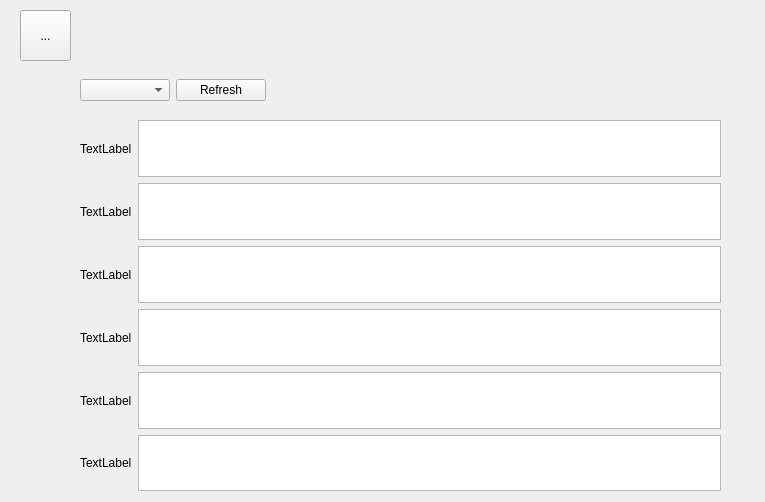
This is King_Project/messagesform.ui in greg-maceachern12/MicroManage as Qt 5 draws it before an edit. The edited form follows.
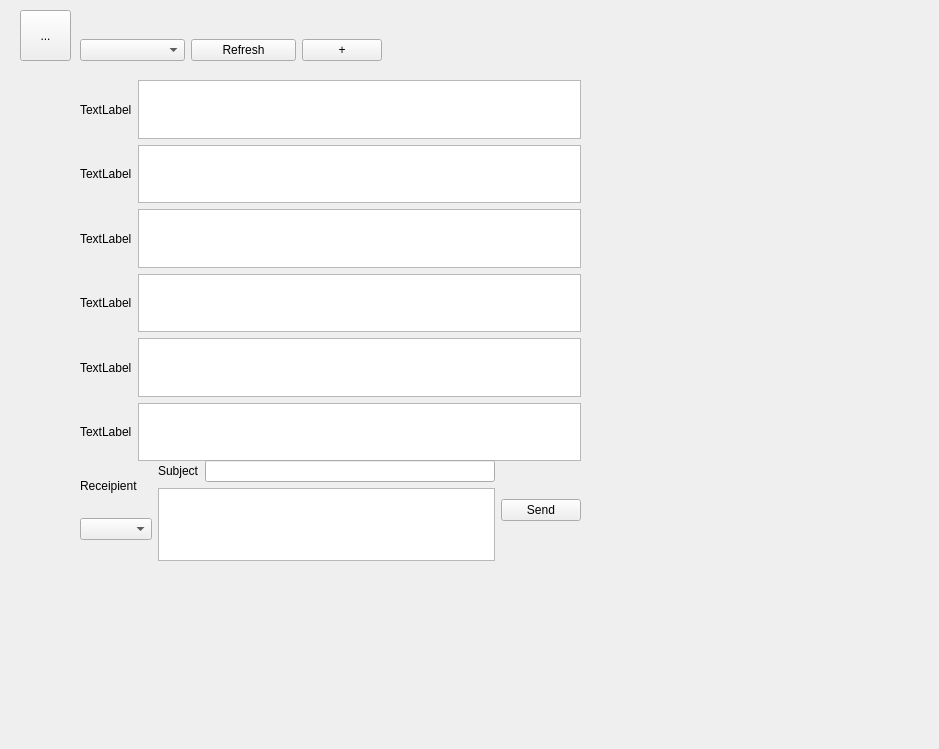
This is the edited form.

Commit message: added sending message functionality nad user selection for message sending, cleared database, added time retrieval funcitonality

The edit to the form file:
```diff
--- a/King_Project/messagesform.ui
+++ b/King_Project/messagesform.ui
@@ -6,8 +6,8 @@
    <rect>
     <x>0</x>
     <y>0</y>
-    <width>765</width>
-    <height>502</height>
+    <width>939</width>
+    <height>749</height>
    </rect>
   </property>
   <property name="windowTitle">
@@ -30,8 +30,8 @@
    <property name="geometry">
     <rect>
      <x>80</x>
-     <y>70</y>
-     <width>186</width>
+     <y>30</y>
+     <width>302</width>
      <height>41</height>
     </rect>
    </property>
@@ -46,25 +46,47 @@
       </property>
      </widget>
     </item>
+    <item>
+     <widget class="QPushButton" name="pushButton">
+      <property name="sizePolicy">
+       <sizepolicy hsizetype="Fixed" vsizetype="Fixed">
+        <horstretch>0</horstretch>
+        <verstretch>0</verstretch>
+       </sizepolicy>
+      </property>
+      <property name="text">
+       <string>+</string>
+      </property>
+     </widget>
+    </item>
    </layout>
   </widget>
   <widget class="QWidget" name="gridLayoutWidget">
    <property name="geometry">
     <rect>
      <x>80</x>
-     <y>120</y>
-     <width>641</width>
-     <height>371</height>
+     <y>80</y>
+     <width>501</width>
+     <height>381</height>
     </rect>
    </property>
    <layout class="QGridLayout" name="gridLayout">
-    <item row="0" column="0">
-     <widget class="QLabel" name="label1">
-      <property name="text">
-       <string>TextLabel</string>
+    <item row="2" column="2">
+     <widget class="QPlainTextEdit" name="message3"/>
+    </item>
+    <item row="5" column="2">
+     <widget class="QPlainTextEdit" name="message6">
+      <property name="sizePolicy">
+       <sizepolicy hsizetype="Expanding" vsizetype="Expanding">
+        <horstretch>0</horstretch>
+        <verstretch>0</verstretch>
+       </sizepolicy>
       </property>
      </widget>
     </item>
+    <item row="4" column="2">
+     <widget class="QPlainTextEdit" name="message5"/>
+    </item>
     <item row="3" column="0">
      <widget class="QLabel" name="label4">
       <property name="text">
@@ -72,12 +94,8 @@
       </property>
      </widget>
     </item>
-    <item row="4" column="0">
-     <widget class="QLabel" name="label5">
-      <property name="text">
-       <string>TextLabel</string>
-      </property>
-     </widget>
+    <item row="0" column="2">
+     <widget class="QPlainTextEdit" name="message1"/>
     </item>
     <item row="2" column="0">
      <widget class="QLabel" name="label3">
@@ -86,6 +104,19 @@
       </property>
      </widget>
     </item>
+    <item row="1" column="2">
+     <widget class="QPlainTextEdit" name="message2"/>
+    </item>
+    <item row="3" column="2">
+     <widget class="QPlainTextEdit" name="message4"/>
+    </item>
+    <item row="4" column="0">
+     <widget class="QLabel" name="label5">
+      <property name="text">
+       <string>TextLabel</string>
+      </property>
+     </widget>
+    </item>
     <item row="1" column="0">
      <widget class="QLabel" name="label2">
       <property name="text">
@@ -100,23 +131,79 @@
       </property>
      </widget>
     </item>
-    <item row="1" column="1">
-     <widget class="QPlainTextEdit" name="message2"/>
+    <item row="0" column="0">
+     <widget class="QLabel" name="label1">
+      <property name="text">
+       <string>TextLabel</string>
+      </property>
+     </widget>
     </item>
-    <item row="2" column="1">
-     <widget class="QPlainTextEdit" name="message3"/>
+   </layout>
+  </widget>
+  <widget class="QWidget" name="horizontalLayoutWidget_2">
+   <property name="geometry">
+    <rect>
+     <x>80</x>
+     <y>460</y>
+     <width>501</width>
+     <height>101</height>
+    </rect>
+   </property>
+   <layout class="QHBoxLayout" name="horizontalLayout_4">
+    <item>
+     <layout class="QVBoxLayout" name="verticalLayout_3">
+      <item>
+       <widget class="QLabel" name="label_2">
+        <property name="sizePolicy">
+         <sizepolicy hsizetype="Preferred" vsizetype="Fixed">
+          <horstretch>0</horstretch>
+          <verstretch>0</verstretch>
+         </sizepolicy>
+        </property>
+        <property name="text">
+         <string>Receipient</string>
+        </property>
+       </widget>
+      </item>
+      <item>
+       <widget class="QComboBox" name="to"/>
+      </item>
+     </layout>
     </item>
-    <item row="0" column="1">
-     <widget class="QPlainTextEdit" name="message1"/>
+    <item>
+     <layout class="QVBoxLayout" name="verticalLayout_2">
+      <item>
+       <layout class="QHBoxLayout" name="horizontalLayout_5">
+        <item>
+         <widget class="QLabel" name="label">
+          <property name="text">
+           <string>Subject</string>
+          </property>
+         </widget>
+        </item>
+        <item>
+         <widget class="QLineEdit" name="subject"/>
+        </item>
+       </layout>
+      </item>
+      <item>
+       <widget class="QPlainTextEdit" name="message">
+        <property name="sizePolicy">
+         <sizepolicy hsizetype="Expanding" vsizetype="Maximum">
+          <horstretch>0</horstretch>
+          <verstretch>0</verstretch>
+         </sizepolicy>
+        </property>
+       </widget>
+      </item>
+     </layout>
     </item>
-    <item row="3" column="1">
-     <widget class="QPlainTextEdit" name="message4"/>
-    </item>
-    <item row="4" column="1">
-     <widget class="QPlainTextEdit" name="message5"/>
-    </item>
-    <item row="5" column="1">
-     <widget class="QPlainTextEdit" name="message6"/>
+    <item>
+     <widget class="QPushButton" name="send_message">
+      <property name="text">
+       <string>Send</string>
+      </property>
+     </widget>
     </item>
    </layout>
   </widget>
```
The commit also changes 3 other files.
